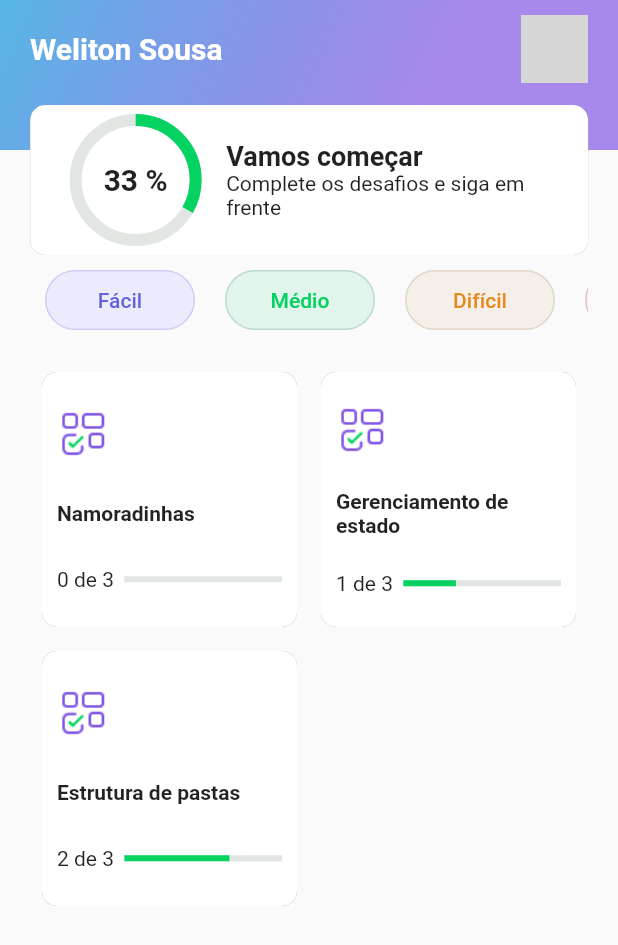
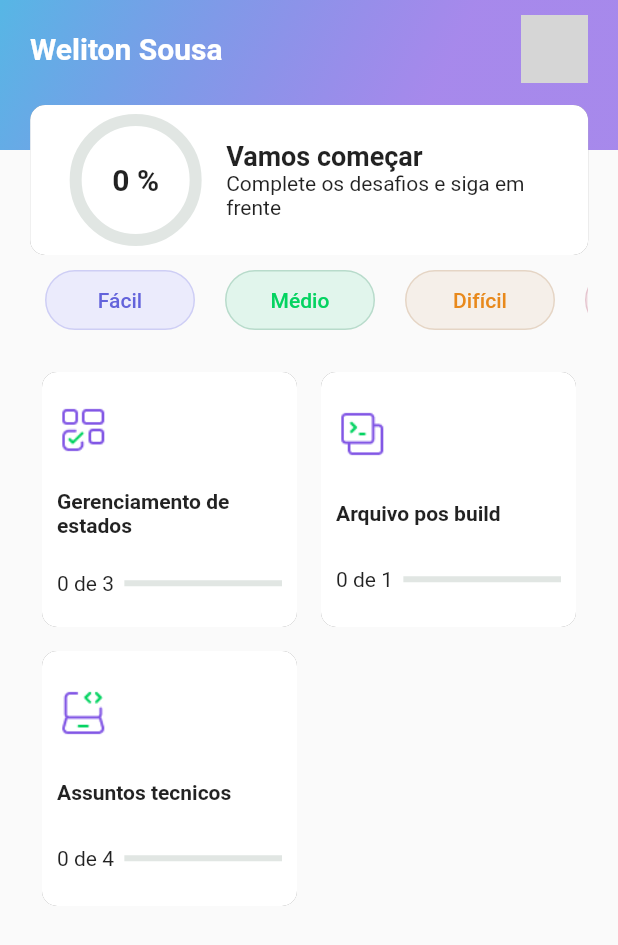
Before and after one commit to welitonsousa/quiz_nlw5_flutter, a Flutter app: the screen it shows after launch, on a phone screen of 412 x 824 dp. Shown: the top 945 px of the screen. Run offline on Flutter 3.47's test engine with Material 2 defaults, Android fonts, the phone set to English and light mode, and no system bars; network calls fail; grey boxes are pictures that could not be loaded.

```diff
--- a/lib/constants/routes.dart
+++ b/lib/constants/routes.dart
@@ -1,4 +1,4 @@
-import 'package:quiz/pages/page_complete_task.dart';
+import 'package:quiz/pages/page_quiz.dart';
 import 'package:quiz/pages/pages_home.dart';
 import 'package:flutter/cupertino.dart';
 
@@ -6,6 +6,6 @@ class AppRouters {
   static final String initial = "Home";
   static final Map<String, Widget Function(BuildContext)> value = {
     'Home': (BuildContext context) => PageHome(),
-    'Task': (BuildContext context) => PageTask(),
+    'Task': (BuildContext context) => PageQuiz(),
   };
 }
--- a/lib/data/questions.dart
+++ b/lib/data/questions.dart
@@ -3,42 +3,118 @@ import 'package:quiz/models/model_task_question.dart';
 
 List<ModelQuiz> dataquizes = [
   ModelQuiz(
-    title: 'Namoradinhas',
+    title: 'Gerenciamento de estados',
     questions: questions,
     icon: AppImages.blocks,
     indexActualResponse: 0,
     isComplete: false,
+    counterRigths: 0,
   ),
   ModelQuiz(
-    title: 'Gerenciamento de estado',
-    questions: questions,
-    icon: AppImages.blocks,
-    indexActualResponse: 1,
+    title: 'Arquivo pos build',
+    questions: history,
+    icon: AppImages.data,
+    indexActualResponse: 0,
     isComplete: false,
+    counterRigths: 0,
   ),
   ModelQuiz(
-    title: 'Estrutura de pastas',
-    questions: questions,
-    icon: AppImages.blocks,
-    indexActualResponse: 2,
+    title: 'Assuntos tecnicos',
+    questions: tecnics,
+    icon: AppImages.laptop,
+    indexActualResponse: 0,
     isComplete: false,
+    counterRigths: 0,
+  ),
+];
+
+List<ModelQuestion> tecnics = [
+  ModelQuestion(
+    title: "Como criar um enum?",
+    indexCorrect: 2,
+    responses: [
+      "Enum myEnum = {estado1, estedo2, estado3}",
+      "Enum MyEnum = {estado1, estedo2, estado3}",
+      "enum myEnum {estado1, estedo2, estado3}",
+      "enum myEnum = {estado1, estedo2, estado3}"
+    ],
+  ),
+  ModelQuestion(
+    title:
+        "Como permitir a declaração de uma variavel sem inicialização usando o null safety?",
+    indexCorrect: 0,
+    responses: [
+      "int? myVar",
+      "int MyVar",
+      "int myVar?",
+      "int myVar!",
+    ],
+  ),
+  ModelQuestion(
+    title:
+        "Como usar uma variavel que foi inicialisada como null, usando o null safety?",
+    indexCorrect: 2,
+    responses: [
+      "final response = myVar",
+      "final response? = myVar",
+      "final response = myVar!",
+      "final! response = myVar",
+    ],
+  ),
+  ModelQuestion(
+    title: "Flutter se destaca pelo fato de:",
+    indexCorrect: 3,
+    responses: [
+      "Suas animações",
+      "Ser muito facil de ser entendido",
+      "Ter um otimo desempenho",
+      "Todas as alternativas",
+    ],
+  ),
+];
+
+List<ModelQuestion> history = [
+  ModelQuestion(
+    title: "Qual o tamanho medio de uma arquivo apk gerado pelo Flutter?",
+    indexCorrect: 2,
+    responses: [
+      "Entre 11 a 20 mb",
+      "Maior que 50 mb",
+      "Menos que 10 mb",
+      "Entre 30 a 40 mb",
+    ],
   )
 ];
 
 List<ModelQuestion> questions = [
   ModelQuestion(
-    title: 'Como vai as namoradinhas??',
-    indexCorrect: 2,
-    responses: ["1", "Muito mal", "Pessimo", "Mimimi"],
+    title: "Ultilizamos o statefullwidget quando queremos",
+    indexCorrect: 0,
+    responses: [
+      "Atualizar um valor em tela",
+      "Atualizar um valor em um controller",
+      "Para poder passar parametros entre telas",
+      "Quando queremos uma tela estatica",
+    ],
   ),
   ModelQuestion(
-    title: '2',
-    indexCorrect: 2,
-    responses: ["2", "Muito mal", "Pessimo", "Mimimi"],
+    title: "initState ocorre",
+    indexCorrect: 1,
+    responses: [
+      "Toda vez que a tela tem um novo build",
+      "Uma inica vez dirante a inicialização da tela",
+      "Uma inica vez quando a tela é fechada",
+      "Toda vez que ocorre uma chamada setState",
+    ],
   ),
   ModelQuestion(
-    title: '3',
-    indexCorrect: 2,
-    responses: ["3", "Muito mal", "Pessimo", "Mimimi"],
+    title: "Quando algo dentro de uma função dispose é executado?",
+    indexCorrect: 3,
+    responses: [
+      "Sempre que ocorre um novo build",
+      "Sempre que ocorre uma chamada setState",
+      "Toda vez que o usuario clica na tela",
+      "Ocorre sempre que a tela é fechada",
+    ],
   ),
 ];
--- a/lib/main.dart
+++ b/lib/main.dart
@@ -9,7 +9,7 @@ class MyApp extends StatelessWidget {
     return MaterialApp(
       title: 'Flutter Demo',
       debugShowCheckedModeBanner: false,
-      theme: ThemeData.light(),
+      theme: ThemeData(accentColor: Colors.green),
       initialRoute: AppRouters.initial,
       routes: AppRouters.value,
     );
--- a/lib/models/model_task_question.dart
+++ b/lib/models/model_task_question.dart
@@ -1,6 +1,7 @@
 class ModelQuiz {
   String title;
   int? totalQuestion;
+  int counterRigths;
   List<ModelQuestion> questions;
   int indexActualResponse;
   bool isComplete;
@@ -12,6 +13,7 @@ class ModelQuiz {
     required this.icon,
     required this.isComplete,
     required this.indexActualResponse,
+    required this.counterRigths,
   }) {
     this.totalQuestion = this.questions.length;
   }
--- a/lib/pages/pages_home.dart
+++ b/lib/pages/pages_home.dart
@@ -1,4 +1,3 @@
-import 'package:quiz/constants/images.dart';
 import 'package:quiz/controllets/controller_task_question.dart';
 import 'package:quiz/models/enums/state_connection.dart';
 import 'package:quiz/widgets/widget_appbar.dart';
@@ -28,7 +27,7 @@ class PageHome extends StatelessWidget {
     );
   }
 
-  Widget _body(BuildContext context) {
+  static Widget _body(BuildContext context) {
     final orientation = MediaQuery.of(context).orientation;
     return Padding(
       padding: EdgeInsets.only(top: 80, left: 20, right: 20),
@@ -76,9 +75,9 @@ class PageHome extends StatelessWidget {
     );
   }
 
-  List<String> _leveis = ["Fácil", "Médio", "Difícil", "Pertito"];
+  static List<String> _leveis = ["Fácil", "Médio", "Difícil", "Pertito"];
 
-  SliverGridDelegateWithFixedCrossAxisCount _sliverGrid(orientation) {
+  static SliverGridDelegateWithFixedCrossAxisCount _sliverGrid(orientation) {
     return SliverGridDelegateWithFixedCrossAxisCount(
         crossAxisCount: (orientation == Orientation.portrait) ? 2 : 3);
   }
```
Also changed, not shown: lib/controllets/controller_task_question.dart (+14 -1 lines), lib/pages/page_complete_task.dart (deleted, +0 -118 lines), lib/pages/page_completed_quiz.dart (added, +70 -0 lines), lib/pages/page_quiz.dart (added, +141 -0 lines), lib/widgets/widget_buttoms.dart (added, +31 -0 lines), lib/widgets/widget_linear_progress_indicartor.dart (+40 -2 lines).
